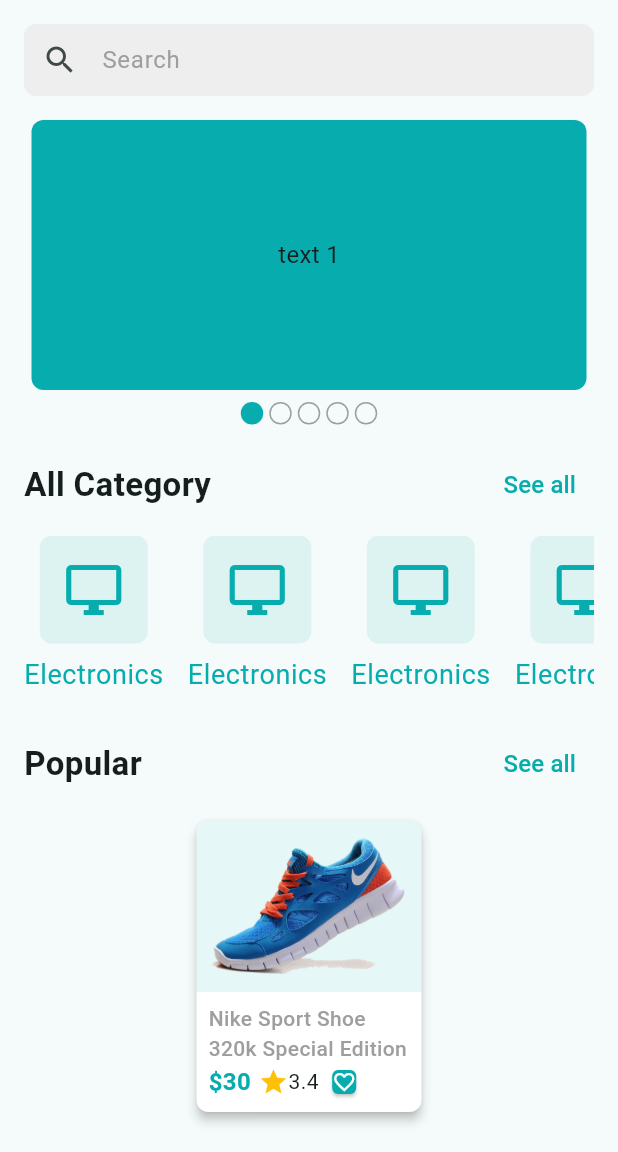
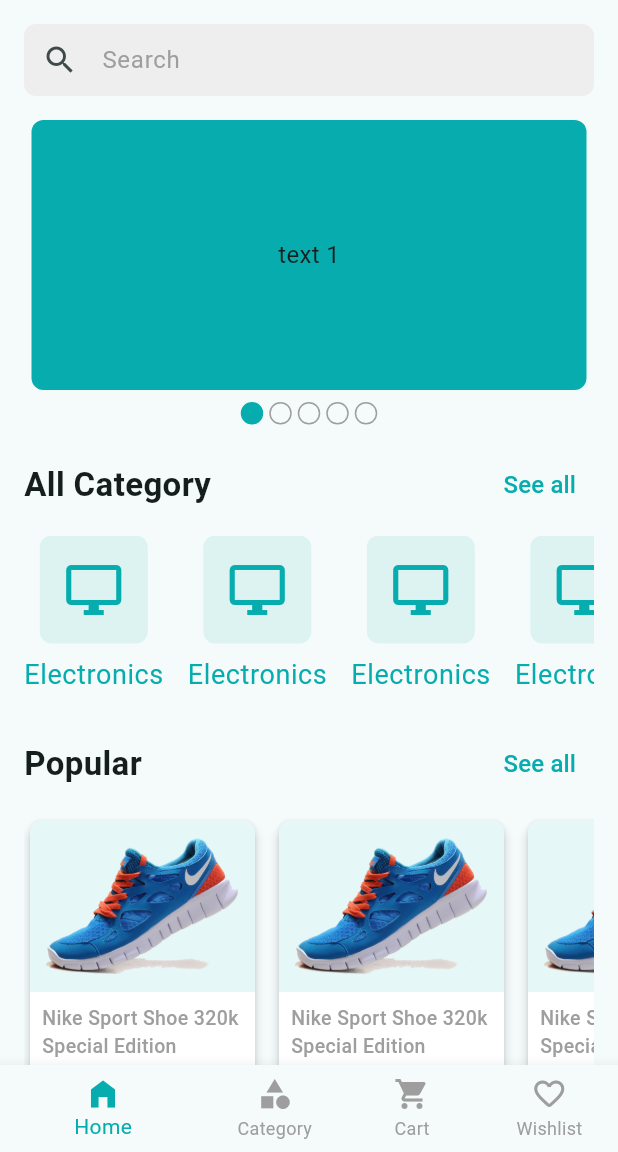
Before and after one commit to shamim2810/crafty_bay_ecommerce, a Flutter app: the screen it shows after launch, on a phone screen of 412 x 824 dp, the part 84-1236 px from its top. Run offline on Flutter 3.47's test engine with Material 3 defaults, Android fonts, the phone set to English and light mode, and no system bars; drawn by our look-alikes of carousel_slider; our stand-ins replace flutter_svg, get, pin_code_fields.

Commit message:
Product List

```diff
--- a/lib/app.dart
+++ b/lib/app.dart
@@ -1,3 +1,4 @@
+import 'package:crafty_bay_ecommerce/controller_binder.dart';
 import 'package:crafty_bay_ecommerce/presentation/screens/splash_screen.dart';
 import 'package:crafty_bay_ecommerce/presentation/utility/app_colors.dart';
 import 'package:flutter/material.dart';
@@ -15,6 +16,7 @@
   Widget build(BuildContext context) {
     return GetMaterialApp(
       home: const SplashScreen(),
+      initialBinding: ControllerBinder(),
       theme: ThemeData(
         colorSchemeSeed: AppColors.primaryColor,
         progressIndicatorTheme: const ProgressIndicatorThemeData(
--- /dev/null
+++ b/lib/controller_binder.dart
@@ -0,0 +1,10 @@
+import 'package:crafty_bay_ecommerce/presentation/state_holders/main_bottom_nav_bar_controller.dart';
+import 'package:get/get.dart';
+
+class ControllerBinder extends Bindings {
+  @override
+  void dependencies() {
+    Get.put(MainBottomNavBarController());
+  }
+
+}
--- a/lib/presentation/screens/home_screen.dart
+++ b/lib/presentation/screens/home_screen.dart
@@ -54,7 +54,25 @@
               const SizedBox(
                 height: 10,
               ),
-              const ProductCard()
+              _buildProductListView(),
+              const SizedBox(height: 8,),
+              SectionHeader(
+                title: 'Special',
+                onTapSeeAll: () {},
+              ),
+              const SizedBox(
+                height: 10,
+              ),
+              _buildProductListView(),
+              const SizedBox(height: 8,),
+              SectionHeader(
+                title: 'New',
+                onTapSeeAll: () {},
+              ),
+              const SizedBox(
+                height: 10,
+              ),
+              _buildProductListView(),
             ],
           ),
         ),
@@ -74,6 +92,24 @@
         separatorBuilder: (BuildContext context, int index) {
           return const SizedBox(
             width: 16,
+          );
+        },
+      ),
+    );
+  }
+
+  Widget _buildProductListView() {
+    return SizedBox(
+      height: 210,
+      child: ListView.separated(
+        itemCount: 8,
+        scrollDirection: Axis.horizontal,
+        itemBuilder: (context, index) {
+          return const ProductCard();
+        },
+        separatorBuilder: (BuildContext context, int index) {
+          return const SizedBox(
+            width: 8,
           );
         },
       ),
--- /dev/null
+++ b/lib/presentation/screens/main_bottom_nav_bar_screen.dart
@@ -0,0 +1,57 @@
+import 'package:crafty_bay_ecommerce/presentation/screens/cart_list_screen.dart';
+import 'package:crafty_bay_ecommerce/presentation/screens/category_list_screen.dart';
+import 'package:crafty_bay_ecommerce/presentation/screens/home_screen.dart';
+import 'package:crafty_bay_ecommerce/presentation/screens/wish_list_screen.dart';
+import 'package:crafty_bay_ecommerce/presentation/state_holders/main_bottom_nav_bar_controller.dart';
+import 'package:crafty_bay_ecommerce/presentation/utility/app_colors.dart';
+import 'package:flutter/material.dart';
+import 'package:get/get.dart';
+
+class MainBottomNavBarScreen extends StatefulWidget {
+  const MainBottomNavBarScreen({super.key});
+
+  @override
+  State<MainBottomNavBarScreen> createState() => _MainBottomNavBarScreenState();
+}
+
+class _MainBottomNavBarScreenState extends State<MainBottomNavBarScreen> {
+  final MainBottomNavBarController _navBarController =
+      Get.find<MainBottomNavBarController>();
+  final List<Widget> _screens = const [
+     HomeScreen(),
+     CategoryListScreen(),
+     CartListScreen(),
+     WishListScreen(),
+  ];
+
+  @override
+  Widget build(BuildContext context) {
+    return Scaffold(
+      body: GetBuilder<MainBottomNavBarController>(
+        builder: (_){
+          return _screens[_navBarController.selectedIndex];
+        },
+      ),
+      bottomNavigationBar: GetBuilder<MainBottomNavBarController>(
+        builder: (_) {
+          return BottomNavigationBar(
+              currentIndex: _navBarController.selectedIndex,
+              onTap: _navBarController.changeIndex,
+              selectedItemColor: AppColors.primaryColor,
+              unselectedItemColor: Colors.grey,
+              showUnselectedLabels: true,
+              items: const [
+                BottomNavigationBarItem(
+                    icon: Icon(Icons.home_filled), label: 'Home'),
+                BottomNavigationBarItem(
+                    icon: Icon(Icons.category), label: 'Category'),
+                BottomNavigationBarItem(
+                    icon: Icon(Icons.shopping_cart), label: 'Cart'),
+                BottomNavigationBarItem(
+                    icon: Icon(Icons.favorite_outline_rounded), label: 'Wishlist'),
+              ]);
+        }
+      ),
+    );
+  }
+}
--- a/lib/presentation/screens/splash_screen.dart
+++ b/lib/presentation/screens/splash_screen.dart
@@ -1,5 +1,6 @@
 import 'package:crafty_bay_ecommerce/presentation/screens/email_verification_screen.dart';
 import 'package:crafty_bay_ecommerce/presentation/screens/home_screen.dart';
+import 'package:crafty_bay_ecommerce/presentation/screens/main_bottom_nav_bar_screen.dart';
 import 'package:crafty_bay_ecommerce/presentation/widgets/app_logo.dart';
 import 'package:flutter/material.dart';
 import 'package:get/get.dart';
@@ -21,7 +22,7 @@
 
   Future<void> _moveToNextScreen() async{
     await Future.delayed(const Duration(seconds: 2));
-    Get.off(() => const HomeScreen());
+    Get.off(() => const MainBottomNavBarScreen());
   }
 
   @override
--- /dev/null
+++ b/lib/presentation/state_holders/main_bottom_nav_bar_controller.dart
@@ -0,0 +1,16 @@
+import 'package:get/get.dart';
+
+class MainBottomNavBarController extends GetxController{
+  int _selectedIndex = 0;
+
+  int get selectedIndex => _selectedIndex;
+
+  void changeIndex(int index){
+    _selectedIndex = index;
+    update();
+  }
+
+  void backToHome(){
+    changeIndex(0);
+  }
+}
--- a/lib/presentation/widgets/category_item.dart
+++ b/lib/presentation/widgets/category_item.dart
@@ -1,5 +1,7 @@
+import 'package:crafty_bay_ecommerce/presentation/screens/product_list_screen.dart';
 import 'package:crafty_bay_ecommerce/presentation/utility/app_colors.dart';
 import 'package:flutter/material.dart';
+import 'package:get/get.dart';
 
 class CategoryItem extends StatelessWidget {
   const CategoryItem({
@@ -8,7 +10,11 @@
 
   @override
   Widget build(BuildContext context) {
-    return Column(
+    return GestureDetector(
+      onTap: (){
+        Get.to(() => const ProductListScreen(categoryName: 'Electronics'),);
+      },
+      child: Column(
         children: [
           Container(
             padding: const EdgeInsets.all(16),
@@ -34,6 +40,7 @@
                 letterSpacing: 0.4),
           )
         ],
+      ),
     );
   }
 }
--- a/lib/presentation/widgets/product_card.dart
+++ b/lib/presentation/widgets/product_card.dart
@@ -5,7 +5,10 @@
 class ProductCard extends StatelessWidget {
   const ProductCard({
     super.key,
+    this.showAddToWishlist = true,
   });
+
+  final bool showAddToWishlist;
 
   @override
   Widget build(BuildContext context) {
@@ -13,9 +16,7 @@
       elevation: 3,
       surfaceTintColor: Colors.white,
       color: Colors.white,
-      shape: RoundedRectangleBorder(
-          borderRadius: BorderRadius.circular(8)
-      ),
+      shape: RoundedRectangleBorder(borderRadius: BorderRadius.circular(8)),
       child: SizedBox(
         width: 150,
         child: Column(
@@ -44,7 +45,7 @@
                     maxLines: 2,
                     style: TextStyle(
                       overflow: TextOverflow.ellipsis,
-                      fontSize: 14,
+                      fontSize: 13,
                       color: Colors.grey,
                       fontWeight: FontWeight.w500,
                     ),
@@ -63,17 +64,15 @@
                       ),
                       const Wrap(
                         children: [
-                          Icon(Icons.star,color: Colors.amber, size: 20,),
+                          Icon(
+                            Icons.star,
+                            color: Colors.amber,
+                            size: 20,
+                          ),
                           Text('3.4'),
                         ],
                       ),
-                      Card(
-                        color: AppColors.primaryColor,
-                        shape: RoundedRectangleBorder(
-                          borderRadius: BorderRadius.circular(4),
-                        ),
-                        child: const Icon(Icons.favorite_outline, size: 16, color: Colors.white,),
-                      )
+                      _buildAddToWishButton()
                     ],
                   )
                 ],
@@ -84,4 +83,26 @@
       ),
     );
   }
+
+  Widget _buildAddToWishButton() {
+    return Visibility(
+      visible: showAddToWishlist,
+      replacement: _getIconButton(Icons.delete_outline),
+      child: _getIconButton(Icons.favorite_outline_rounded),
+    );
+  }
+
+  Widget _getIconButton(IconData icon){
+    return  Card(
+      color: AppColors.primaryColor,
+      shape: RoundedRectangleBorder(
+        borderRadius: BorderRadius.circular(4),
+      ),
+      child: Icon(
+        icon,
+        size: 16,
+        color: Colors.white,
+      ),
+    );
+  }
 }
```
Also changed, not shown: lib/presentation/screens/cart_list_screen.dart (added, +37 -0 lines), lib/presentation/screens/category_list_screen.dart (added, +47 -0 lines), lib/presentation/screens/product_list_screen.dart (added, +35 -0 lines), lib/presentation/screens/wish_list_screen.dart (added, +50 -0 lines). Lines whose indentation alone changed are shown as unchanged.
